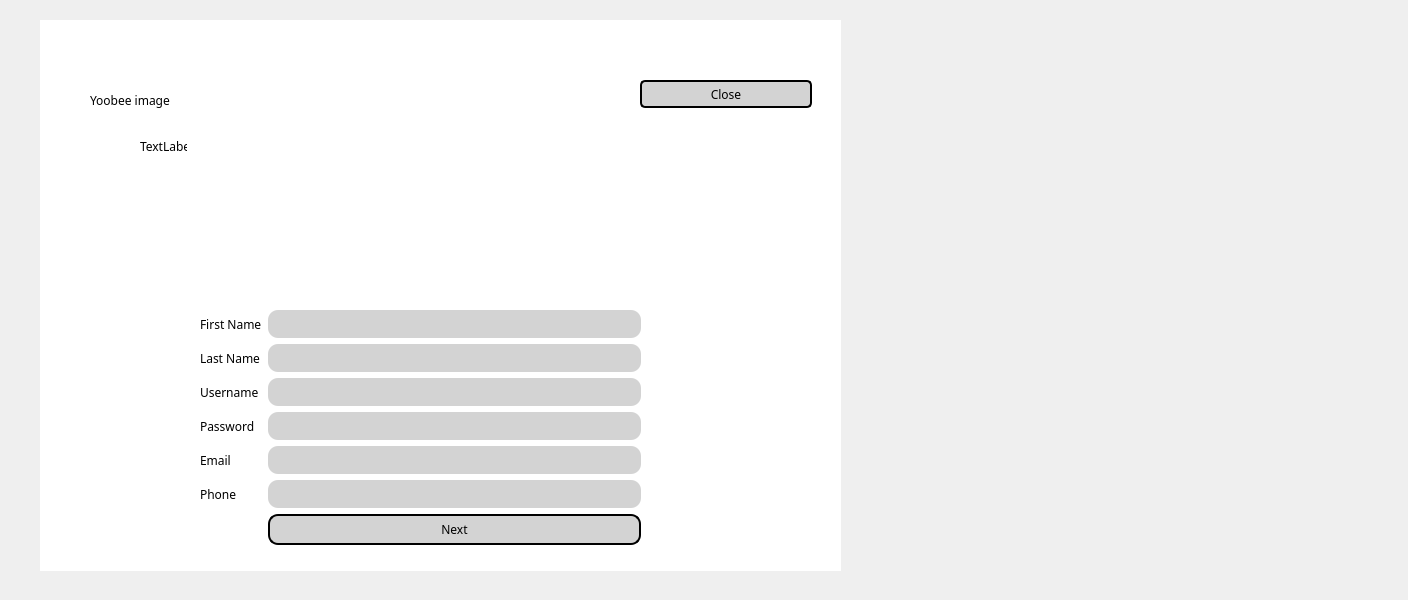
Before: the Qt Designer form NewWindowChur/signupscreen.ui in jandrealyn/LibraryQtSystem, drawn with Qt 5.
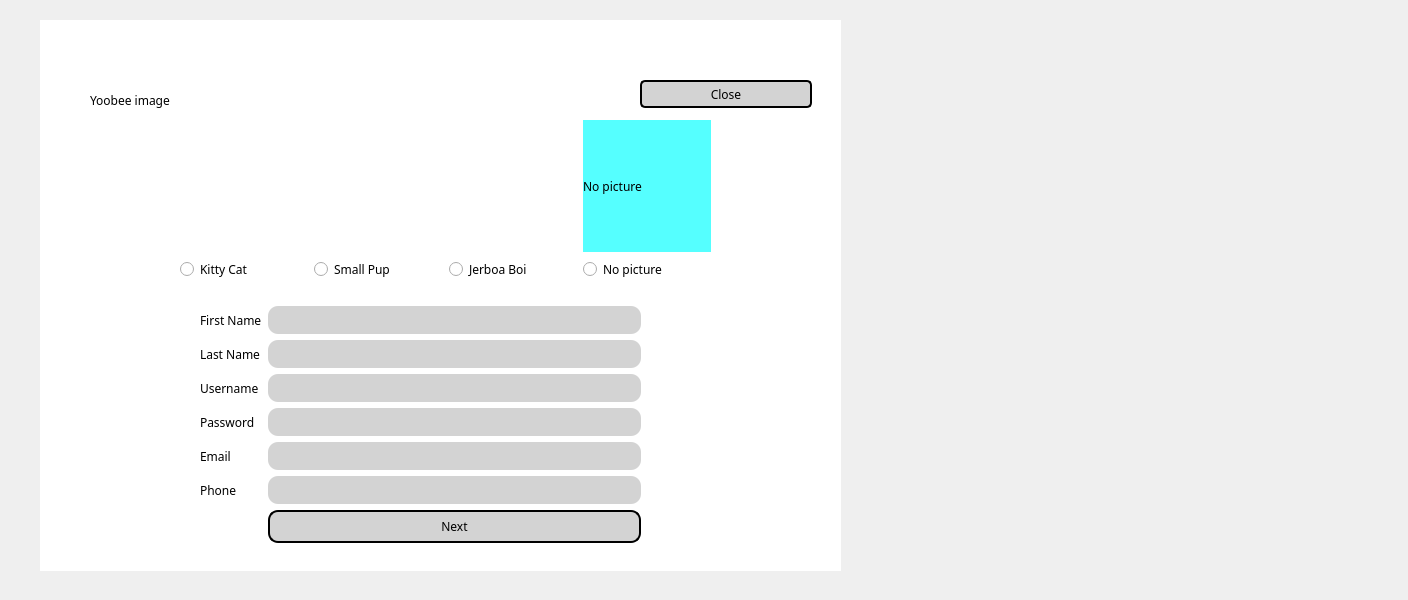
After: the same form once the commit is applied. Icons and pictures are not drawn.

Commit message:
Added sign up constraints, profile avatar, changed account screen
Users can no longer sign up until all conditions have been met.

Users can now select an avatar for their account.

The account page has been changed to have a layout so that the elements scale with the window size.

Patch:
```diff
--- a/NewWindowChur/signupscreen.ui
+++ b/NewWindowChur/signupscreen.ui
@@ -94,9 +94,9 @@
     <property name="geometry">
      <rect>
       <x>160</x>
-      <y>290</y>
+      <y>286</y>
       <width>441</width>
-      <height>235</height>
+      <height>241</height>
      </rect>
     </property>
     <layout class="QGridLayout" name="gridLayout">
@@ -191,8 +191,8 @@
    <widget class="QWidget" name="layoutWidget">
     <property name="geometry">
      <rect>
-      <x>650</x>
-      <y>260</y>
+      <x>610</x>
+      <y>350</y>
       <width>141</width>
       <height>18</height>
      </rect>
@@ -214,18 +214,111 @@
      </item>
     </layout>
    </widget>
-   <widget class="QLabel" name="label_7">
+   <widget class="QWidget" name="layoutWidget_2">
     <property name="geometry">
      <rect>
-      <x>100</x>
-      <y>120</y>
-      <width>47</width>
-      <height>13</height>
+      <x>610</x>
+      <y>410</y>
+      <width>141</width>
+      <height>18</height>
      </rect>
     </property>
-    <property name="text">
-     <string>TextLabel</string>
+    <layout class="QHBoxLayout" name="horizontalLayout_2">
+     <item>
+      <widget class="QLabel" name="emailCheckImg">
+       <property name="text">
+        <string/>
+       </property>
+      </widget>
+     </item>
+     <item>
+      <widget class="QLabel" name="emailCheckText">
+       <property name="text">
+        <string/>
+       </property>
+      </widget>
+     </item>
+    </layout>
+   </widget>
+   <widget class="QWidget" name="">
+    <property name="geometry">
+     <rect>
+      <x>140</x>
+      <y>100</y>
+      <width>531</width>
+      <height>161</height>
+     </rect>
     </property>
+    <layout class="QGridLayout" name="gridLayout_2">
+     <item row="0" column="1">
+      <widget class="QLabel" name="label_8">
+       <property name="text">
+        <string/>
+       </property>
+       <property name="pixmap">
+        <pixmap resource="images.qrc">:/images/dog-avatar.jpg</pixmap>
+       </property>
+      </widget>
+     </item>
+     <item row="1" column="0">
+      <widget class="QRadioButton" name="cat_avatar">
+       <property name="text">
+        <string>Kitty Cat</string>
+       </property>
+      </widget>
+     </item>
+     <item row="1" column="1">
+      <widget class="QRadioButton" name="pup_avatar">
+       <property name="text">
+        <string>Small Pup</string>
+       </property>
+      </widget>
+     </item>
+     <item row="1" column="2">
+      <widget class="QRadioButton" name="jerboa_avatar">
+       <property name="text">
+        <string>Jerboa Boi</string>
+       </property>
+      </widget>
+     </item>
+     <item row="0" column="2">
+      <widget class="QLabel" name="label_9">
+       <property name="text">
+        <string/>
+       </property>
+       <property name="pixmap">
+        <pixmap resource="images.qrc">:/images/jerboa-avatar.jpg</pixmap>
+       </property>
+      </widget>
+     </item>
+     <item row="0" column="0">
+      <widget class="QLabel" name="label_7">
+       <property name="text">
+        <string/>
+       </property>
+       <property name="pixmap">
+        <pixmap resource="images.qrc">:/images/cat-avatar.jpg</pixmap>
+       </property>
+      </widget>
+     </item>
+     <item row="0" column="3">
+      <widget class="QLabel" name="label_10">
+       <property name="styleSheet">
+        <string notr="true">background-color: rgb(85, 255, 255);</string>
+       </property>
+       <property name="text">
+        <string>No picture</string>
+       </property>
+      </widget>
+     </item>
+     <item row="1" column="3">
+      <widget class="QRadioButton" name="no_avatar">
+       <property name="text">
+        <string>No picture</string>
+       </property>
+      </widget>
+     </item>
+    </layout>
    </widget>
   </widget>
  </widget>
```
Left out of the diff: 14 changed lines with no effect on the pictures. The commit also changes 14 other files.
